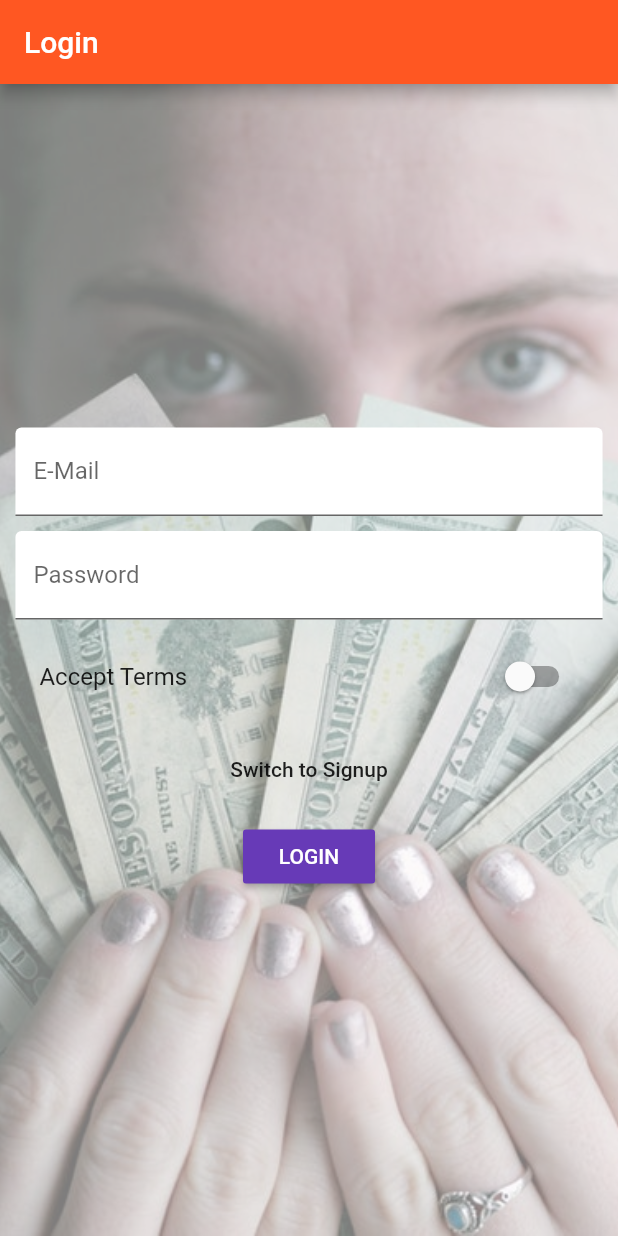
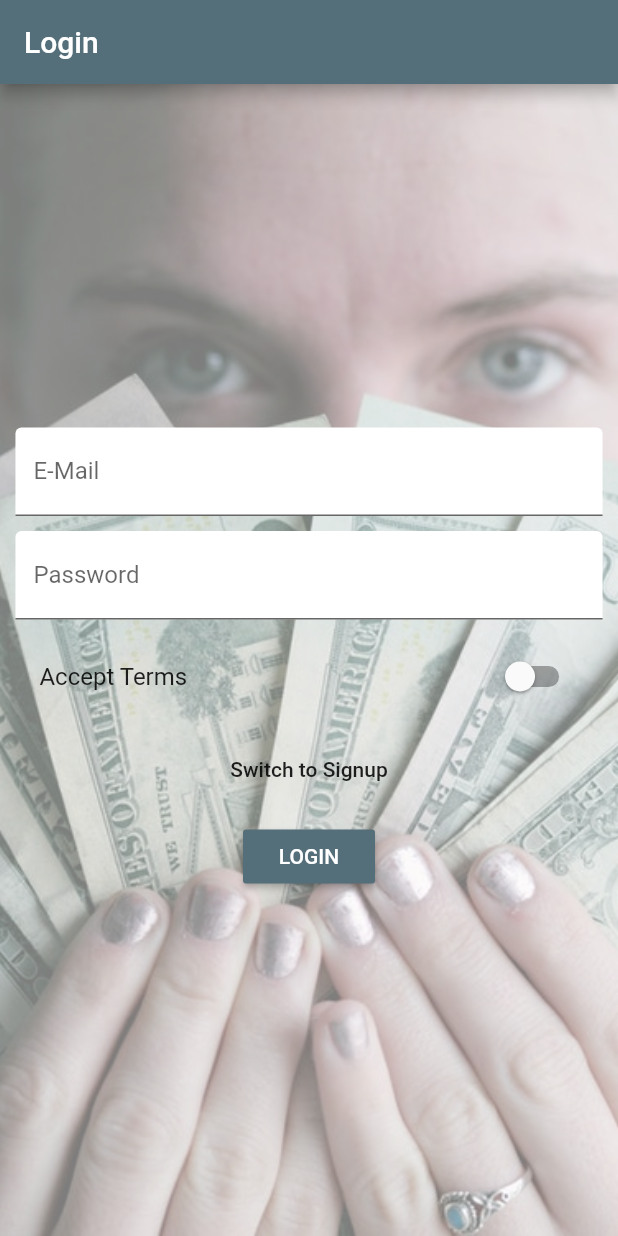
Before and after one commit to Isonomic/ReuralNet, a Flutter app: the screen it shows after launch, on a phone screen of 412 x 824 dp. Run offline on Flutter 3.47's test engine with Material 2 defaults, Android fonts, the phone set to English and light mode, and no system bars; our stand-ins replace location, rxdart, shared_preferences; missing offline and left inert: map_view; accounts and stored records are empty; statements that could not run were skipped.

Commit message:
finished and working withmy colors

```diff
--- a/lib/main.dart
+++ b/lib/main.dart
@@ -48,11 +48,13 @@ class _MyAppState extends State<MyApp> {
       model: _model,
       child: MaterialApp(
         // debugShowMaterialGrid: true,
+        debugShowCheckedModeBanner: false,
+        // debugShowMaterialGrid: true,
         theme: ThemeData(
             brightness: Brightness.light,
-            primarySwatch: Colors.deepOrange,
-            accentColor: Colors.deepPurple,
-            buttonColor: Colors.deepPurple),
+            primaryColor: Colors.blueGrey[600],
+            accentColor: Colors.blueGrey[600],
+            buttonColor: Colors.blueGrey[600]),
         // home: AuthPage(),
         routes: {
           '/': (BuildContext context) =>
```
